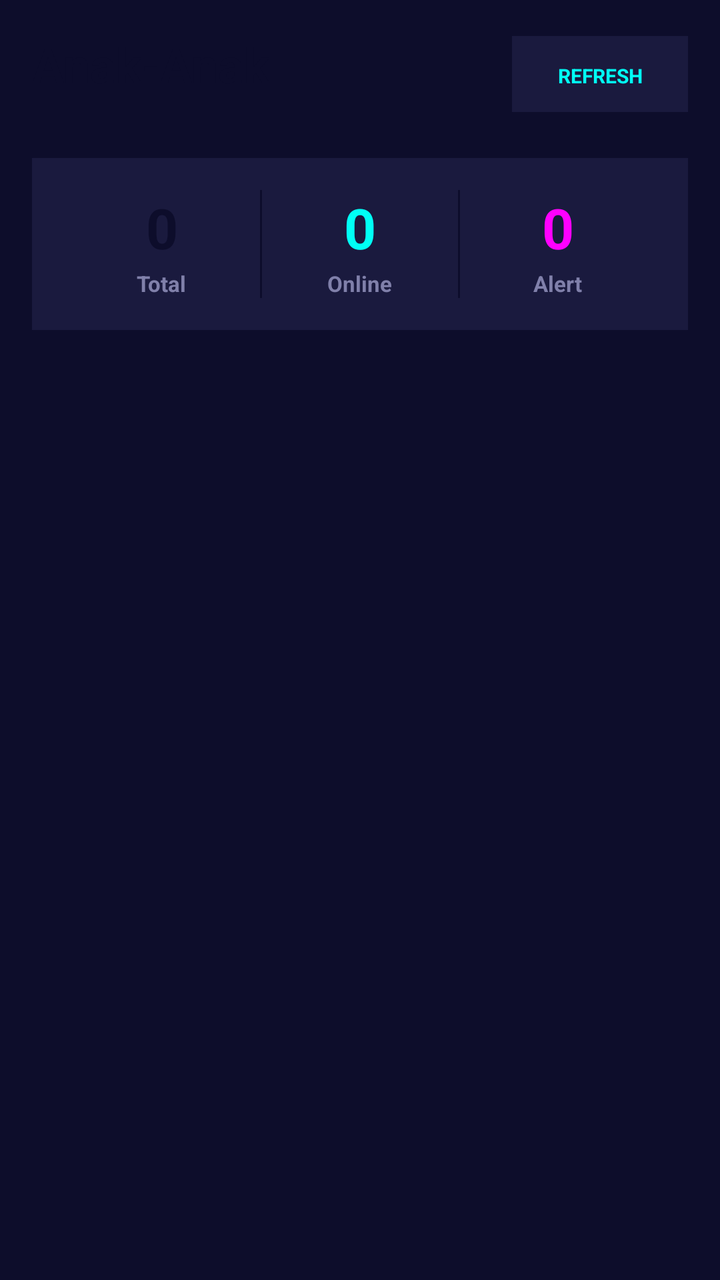
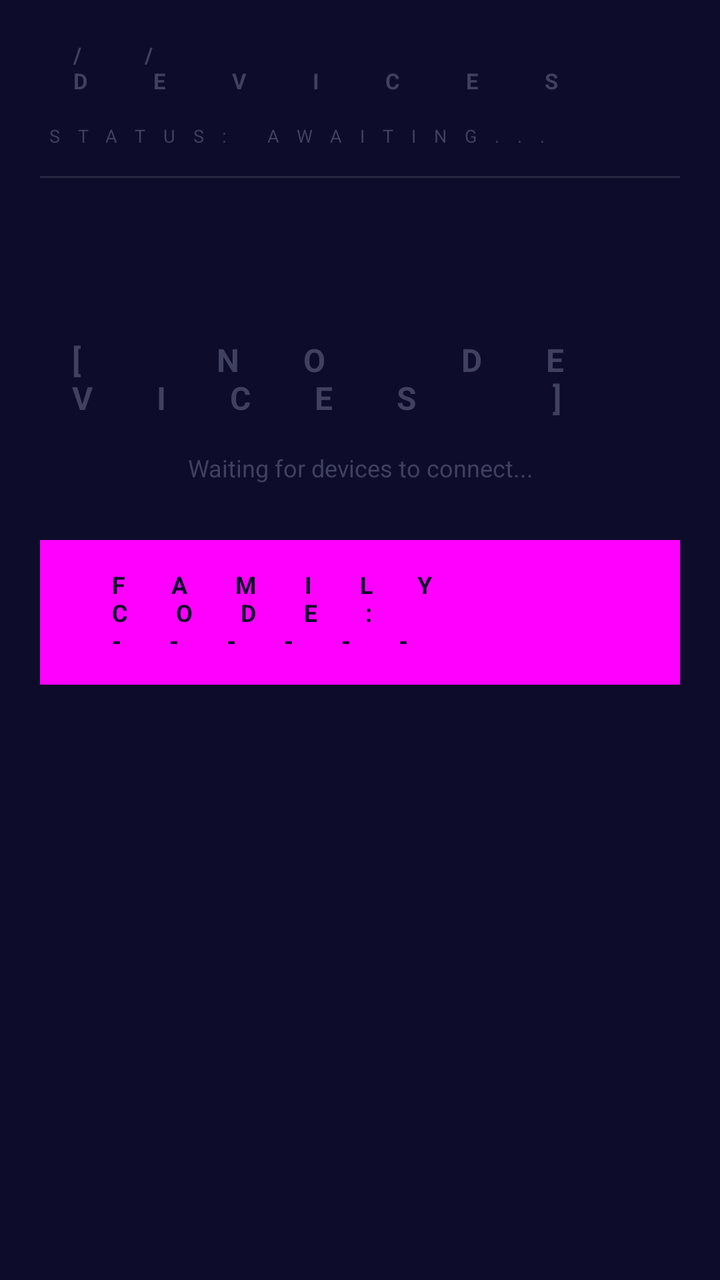

Before-and-after screenshots of an Android layout around one commit, followed by the original layout XML and the change that was made.
<!-- AndroidManifest.xml: application theme Theme.XiXFamily -->
<!-- res/layout/fragment_multi_child.xml -->
<?xml version="1.0" encoding="utf-8"?>
<ScrollView xmlns:android="http://schemas.android.com/apk/res/android"
    android:layout_width="match_parent"
    android:layout_height="match_parent"
    android:background="@color/bg_primary">

    <LinearLayout
        android:layout_width="match_parent"
        android:layout_height="wrap_content"
        android:orientation="vertical"
        android:padding="16dp">

        
        <LinearLayout
            android:layout_width="match_parent"
            android:layout_height="wrap_content"
            android:orientation="horizontal">

            <TextView
                android:layout_width="0dp"
                android:layout_height="wrap_content"
                android:layout_weight="1"
                android:text="Anak-Anak"
                android:textColor="@color/black"
                android:textSize="24sp"
                android:textStyle="bold" />

            <Button
                android:id="@+id/btnRefresh"
                android:layout_width="wrap_content"
                android:layout_height="40dp"
                android:background="#FF1A1A3E"
                android:text="REFRESH"
                android:textColor="#FF00FFF5"
                android:textSize="10sp"
                android:textStyle="bold"
                android:paddingStart="14dp"
                android:paddingEnd="14dp"
                android:stateListAnimator="@null" />

        </LinearLayout>

        <View
            android:layout_width="40dp"
            android:layout_height="3dp"
            android:layout_marginTop="4dp"
            android:background="@color/black" />

        
        <LinearLayout
            android:id="@+id/statsBar"
            android:layout_width="match_parent"
            android:layout_height="wrap_content"
            android:layout_marginTop="16dp"
            android:background="#FF1A1A3E"
            android:orientation="horizontal"
            android:padding="16dp">

            <LinearLayout
                android:layout_width="0dp"
                android:layout_height="wrap_content"
                android:layout_weight="1"
                android:gravity="center"
                android:orientation="vertical">

                <TextView
                    android:id="@+id/totalKidsText"
                    android:layout_width="wrap_content"
                    android:layout_height="wrap_content"
                    android:text="0"
                    android:textColor="@color/black"
                    android:textSize="28sp"
                    android:textStyle="bold" />

                <TextView
                    android:layout_width="wrap_content"
                    android:layout_height="wrap_content"
                    android:layout_marginTop="2dp"
                    android:text="Total"
                    android:textColor="@color/text_secondary"
                    android:textSize="11sp"
                    android:textStyle="bold" />

            </LinearLayout>

            <View
                android:layout_width="1dp"
                android:layout_height="match_parent"
                android:background="@color/black" />

            <LinearLayout
                android:layout_width="0dp"
                android:layout_height="wrap_content"
                android:layout_weight="1"
                android:gravity="center"
                android:orientation="vertical">

                <TextView
                    android:id="@+id/onlineKidsText"
                    android:layout_width="wrap_content"
                    android:layout_height="wrap_content"
                    android:text="0"
                    android:textColor="@color/online_green"
                    android:textSize="28sp"
                    android:textStyle="bold" />

                <TextView
                    android:layout_width="wrap_content"
                    android:layout_height="wrap_content"
                    android:layout_marginTop="2dp"
                    android:text="Online"
                    android:textColor="@color/text_secondary"
                    android:textSize="11sp"
                    android:textStyle="bold" />

            </LinearLayout>

            <View
                android:layout_width="1dp"
                android:layout_height="match_parent"
                android:background="@color/black" />

            <LinearLayout
                android:layout_width="0dp"
                android:layout_height="wrap_content"
                android:layout_weight="1"
                android:gravity="center"
                android:orientation="vertical">

                <TextView
                    android:id="@+id/alertKidsText"
                    android:layout_width="wrap_content"
                    android:layout_height="wrap_content"
                    android:text="0"
                    android:textColor="@color/status_danger"
                    android:textSize="28sp"
                    android:textStyle="bold" />

                <TextView
                    android:layout_width="wrap_content"
                    android:layout_height="wrap_content"
                    android:layout_marginTop="2dp"
                    android:text="Alert"
                    android:textColor="@color/text_secondary"
                    android:textSize="11sp"
                    android:textStyle="bold" />

            </LinearLayout>

        </LinearLayout>

        
        <TextView
            android:id="@+id/emptyState"
            android:layout_width="match_parent"
            android:layout_height="wrap_content"
            android:layout_marginTop="32dp"
            android:gravity="center"
            android:text="Belum ada anak terhubung\nGunakan kode keluarga untuk mengundang anak"
            android:textColor="@color/text_secondary"
            android:textSize="14sp"
            android:visibility="gone" />

        
        <LinearLayout
            android:id="@+id/kidsCardsContainer"
            android:layout_width="match_parent"
            android:layout_height="wrap_content"
            android:layout_marginTop="8dp"
            android:orientation="vertical"
            android:visibility="visible" />

        <Space
            android:layout_width="match_parent"
            android:layout_height="32dp" />

    </LinearLayout>

</ScrollView>
<!-- resources referenced by this layout -->
<resources>
  <color name="bg_primary">#FF0D0D2B</color>
  <color name="black">#FF0D0D2B</color>
  <color name="online_green">#FF00FFF5</color>
  <color name="status_danger">#FFFF00FF</color>
  <color name="text_secondary">#FF8080AA</color>
  <style name="Theme.XiXFamily" parent="Theme.AppCompat.Light.NoActionBar">
          <item name="colorPrimary">@color/neon_magenta</item>
          <item name="colorPrimaryDark">@color/bg_dark</item>
          <item name="colorAccent">@color/neon_cyan</item>
          <item name="android:windowBackground">@color/bg_dark</item>
          <item name="android:statusBarColor">@color/bg_dark</item>
          <item name="android:navigationBarColor">@color/bg_dark</item>
          <item name="android:fontFamily">sans-serif</item>
      </style>
  <color name="neon_magenta">#FFFF00FF</color>
  <color name="bg_dark">#FF0D0D2B</color>
  <color name="neon_cyan">#FF00FFF5</color>
</resources>

<!-- the commit's change to res/layout/fragment_multi_child.xml (unified diff, before → after) -->
@@ -2,178 +2,90 @@
 <ScrollView xmlns:android="http://schemas.android.com/apk/res/android"
     android:layout_width="match_parent"
     android:layout_height="match_parent"
-    android:background="@color/bg_primary">
+    android:background="#FF0D0D2B"
+    android:fillViewport="true">
 
     <LinearLayout
         android:layout_width="match_parent"
         android:layout_height="wrap_content"
         android:orientation="vertical"
-        android:padding="16dp">
+        android:padding="20dp">
 
-        
-        <LinearLayout
-            android:layout_width="match_parent"
+        <TextView
+            android:layout_width="wrap_content"
             android:layout_height="wrap_content"
-            android:orientation="horizontal">
+            android:text="// DEVICES"
+            android:textColor="#FF404060"
+            android:textSize="11sp"
+            android:textStyle="bold"
+            android:letterSpacing="3" />
 
-            <TextView
-                android:layout_width="0dp"
-                android:layout_height="wrap_content"
-                android:layout_weight="1"
-                android:text="Anak-Anak"
-                android:textColor="@color/black"
-                android:textSize="24sp"
-                android:textStyle="bold" />
-
-            <Button
-                android:id="@+id/btnRefresh"
-                android:layout_width="wrap_content"
-                android:layout_height="40dp"
-                android:background="#FF1A1A3E"
-                android:text="REFRESH"
-                android:textColor="#FF00FFF5"
-                android:textSize="10sp"
-                android:textStyle="bold"
-                android:paddingStart="14dp"
-                android:paddingEnd="14dp"
-                android:stateListAnimator="@null" />
-
-        </LinearLayout>
+        <TextView
+            android:id="@+id/lastSyncText"
+            android:layout_width="wrap_content"
+            android:layout_height="wrap_content"
+            android:text="STATUS: AWAITING..."
+            android:textColor="#FF404060"
+            android:textSize="9sp"
+            android:letterSpacing="1"
+            android:layout_marginTop="14dp" />
 
         <View
-            android:layout_width="40dp"
-            android:layout_height="3dp"
-            android:layout_marginTop="4dp"
-            android:background="@color/black" />
+            android:layout_width="match_parent"
+            android:layout_height="1dp"
+            android:background="#1AFFFFFF"
+            android:layout_marginTop="14dp"
+            android:layout_marginBottom="20dp" />
 
-        
-        <LinearLayout
-            android:id="@+id/statsBar"
-            android:layout_width="match_parent"
-            android:layout_height="wrap_content"
-            android:layout_marginTop="16dp"
-            android:background="#FF1A1A3E"
-            android:orientation="horizontal"
-            android:padding="16dp">
-
-            <LinearLayout
-                android:layout_width="0dp"
-                android:layout_height="wrap_content"
-                android:layout_weight="1"
-                android:gravity="center"
-                android:orientation="vertical">
-
-                <TextView
-                    android:id="@+id/totalKidsText"
-                    android:layout_width="wrap_content"
-                    android:layout_height="wrap_content"
-                    android:text="0"
-                    android:textColor="@color/black"
-                    android:textSize="28sp"
-                    android:textStyle="bold" />
-
-                <TextView
-                    android:layout_width="wrap_content"
-                    android:layout_height="wrap_content"
-                    android:layout_marginTop="2dp"
-                    android:text="Total"
-                    android:textColor="@color/text_secondary"
-                    android:textSize="11sp"
-                    android:textStyle="bold" />
-
-            </LinearLayout>
-
-            <View
-                android:layout_width="1dp"
-                android:layout_height="match_parent"
-                android:background="@color/black" />
-
-            <LinearLayout
-                android:layout_width="0dp"
-                android:layout_height="wrap_content"
-                android:layout_weight="1"
-                android:gravity="center"
-                android:orientation="vertical">
-
-                <TextView
-                    android:id="@+id/onlineKidsText"
-                    android:layout_width="wrap_content"
-                    android:layout_height="wrap_content"
-                    android:text="0"
-                    android:textColor="@color/online_green"
-                    android:textSize="28sp"
-                    android:textStyle="bold" />
-
-                <TextView
-                    android:layout_width="wrap_content"
-                    android:layout_height="wrap_content"
-                    android:layout_marginTop="2dp"
-                    android:text="Online"
-                    android:textColor="@color/text_secondary"
-                    android:textSize="11sp"
-                    android:textStyle="bold" />
-
-            </LinearLayout>
-
-            <View
-                android:layout_width="1dp"
-                android:layout_height="match_parent"
-                android:background="@color/black" />
-
-            <LinearLayout
-                android:layout_width="0dp"
-                android:layout_height="wrap_content"
-                android:layout_weight="1"
-                android:gravity="center"
-                android:orientation="vertical">
-
-                <TextView
-                    android:id="@+id/alertKidsText"
-                    android:layout_width="wrap_content"
-                    android:layout_height="wrap_content"
-                    android:text="0"
-                    android:textColor="@color/status_danger"
-                    android:textSize="28sp"
-                    android:textStyle="bold" />
-
-                <TextView
-                    android:layout_width="wrap_content"
-                    android:layout_height="wrap_content"
-                    android:layout_marginTop="2dp"
-                    android:text="Alert"
-                    android:textColor="@color/text_secondary"
-                    android:textSize="11sp"
-                    android:textStyle="bold" />
-
-            </LinearLayout>
-
-        </LinearLayout>
-
-        
-        <TextView
-            android:id="@+id/emptyState"
-            android:layout_width="match_parent"
-            android:layout_height="wrap_content"
-            android:layout_marginTop="32dp"
-            android:gravity="center"
-            android:text="Belum ada anak terhubung\nGunakan kode keluarga untuk mengundang anak"
-            android:textColor="@color/text_secondary"
-            android:textSize="14sp"
-            android:visibility="gone" />
-
-        
         <LinearLayout
             android:id="@+id/kidsCardsContainer"
             android:layout_width="match_parent"
             android:layout_height="wrap_content"
-            android:layout_marginTop="8dp"
+            android:orientation="vertical" />
+
+        <LinearLayout
+            android:id="@+id/emptyState"
+            android:layout_width="match_parent"
+            android:layout_height="wrap_content"
+            android:gravity="center"
             android:orientation="vertical"
-            android:visibility="visible" />
+            android:paddingTop="60dp"
+            android:paddingBottom="40dp"
+            android:visibility="visible">
 
-        <Space
-            android:layout_width="match_parent"
-            android:layout_height="32dp" />
+            <TextView
+                android:layout_width="wrap_content"
+                android:layout_height="wrap_content"
+                android:text="[ NO DEVICES ]"
+                android:textColor="#FF404060"
+                android:textSize="16sp"
+                android:textStyle="bold"
+                android:letterSpacing="2" />
 
+            <TextView
+                android:layout_width="wrap_content"
+                android:layout_height="wrap_content"
+                android:layout_marginTop="16dp"
+                android:text="Waiting for devices to connect..."
+                android:textColor="#FF404060"
+                android:textSize="12sp"
+                android:gravity="center" />
+
+            <TextView
+                android:id="@+id/familyCodeDisplay"
+                android:layout_width="wrap_content"
+                android:layout_height="wrap_content"
+                android:layout_marginTop="28dp"
+                android:paddingTop="14dp"
+                android:paddingBottom="14dp"
+                android:paddingLeft="24dp"
+                android:paddingRight="24dp"
+                android:background="#FFFF00FF"
+                android:textColor="#FF0D0D2B"
+                android:text="FAMILY CODE: ------"
+                android:textSize="12sp"
+                android:textStyle="bold"
+                android:letterSpacing="2" />
+        </LinearLayout>
     </LinearLayout>
-
 </ScrollView>
<!-- resource entries referenced after the edit -->
@@ -1,10 +1,5 @@
 <!-- resources referenced by this layout -->
 <resources>
-  <color name="bg_primary">#FF0D0D2B</color>
-  <color name="black">#FF0D0D2B</color>
-  <color name="online_green">#FF00FFF5</color>
-  <color name="status_danger">#FFFF00FF</color>
-  <color name="text_secondary">#FF8080AA</color>
   <style name="Theme.XiXFamily" parent="Theme.AppCompat.Light.NoActionBar">
           <item name="colorPrimary">@color/neon_magenta</item>
           <item name="colorPrimaryDark">@color/bg_dark</item>
